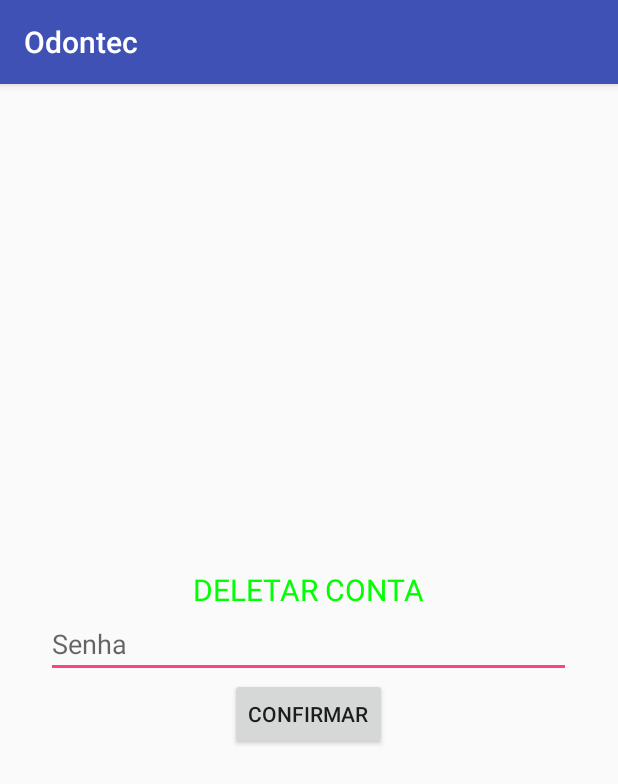
After one commit to AntonioRoberio/OdontecApp, an Android app: the DeletarConta screen opened directly, with no data from a screen before it, on a phone screen of 412 x 824 dp. The commit adds this screen. Shown: the top 784 px of the screen. Run offline under Robolectric (Android 15) with nearby library versions, the phone set to English and light mode, and no system bars; our stand-ins replace Firebase (no records; nobody signed in at launch, a user with empty details on screens opened directly).

Commit message:
Criada uma activity única para exclusão da conta do usuário. onde só será possível caso seja fornecida a senha cadastrada no sistema e por fim aparecerá uma caixa de alerta com confirmação ou exclusão

```diff
--- a/app/src/main/java/com/des/odontec/equipe/odontec/View/AtualizarDados.java
+++ b/app/src/main/java/com/des/odontec/equipe/odontec/View/AtualizarDados.java
@@ -27,7 +27,6 @@ public class AtualizarDados extends AppCompatActivity implements Runnable{
         cidade=(EditText) findViewById(R.id.pegarCidade);
         atualizar=(Button) findViewById(R.id.enviarAtualizacao);
         UsuarioController usuarioController=new UsuarioController();
-        usuarioController.pegarDados(AtualizarDados.this);
         s=usuarioController.renoDados(AtualizarDados.this);
         nome.setText(s[0].toString());
         estado.setText(s[1].toString());
--- /dev/null
+++ b/app/src/main/java/com/des/odontec/equipe/odontec/View/DeletarConta.java
@@ -0,0 +1,77 @@
+package com.des.odontec.equipe.odontec.View;
+
+import android.content.DialogInterface;
+import android.content.Intent;
+import android.support.annotation.NonNull;
+import android.support.v7.app.AlertDialog;
+import android.support.v7.app.AppCompatActivity;
+import android.os.Bundle;
+import android.view.View;
+import android.widget.Button;
+import android.widget.EditText;
+import android.widget.Toast;
+
+import com.des.odontec.equipe.odontec.Controller.UsuarioController;
+import com.des.odontec.equipe.odontec.Dao.ConfiguracaoFirebase;
+import com.des.odontec.equipe.odontec.R;
+import com.google.android.gms.tasks.OnCompleteListener;
+import com.google.android.gms.tasks.Task;
+import com.google.firebase.auth.AuthCredential;
+import com.google.firebase.auth.EmailAuthProvider;
+import com.google.firebase.auth.FirebaseAuth;
+import com.google.firebase.auth.FirebaseUser;
+
+public class DeletarConta extends AppCompatActivity {
+    private Button apagarConta;
+    private EditText senha;
+    private FirebaseAuth auth;
+    @Override
+    protected void onCreate(Bundle savedInstanceState) {
+        super.onCreate(savedInstanceState);
+        setContentView(R.layout.activity_deletar_conta);
+        senha=(EditText) findViewById(R.id.deletarConta);
+        apagarConta=(Button) findViewById(R.id.confirmeExclusao);
+
+        apagarConta.setOnClickListener(new View.OnClickListener() {
+            @Override
+            public void onClick(View v) {
+                AlertDialog.Builder alertaConfirmacao= new AlertDialog.Builder(DeletarConta.this);
+                alertaConfirmacao.setTitle("Apagar Conta?").setMessage("Confirmação de exclusão de conta")
+                        .setCancelable(false).setNegativeButton("Cancelar", new DialogInterface.OnClickListener() {
+                    @Override
+                    public void onClick(DialogInterface dialog, int which) {
+                        Toast.makeText(DeletarConta.this,"Cancelado",Toast.LENGTH_SHORT).show();
+                    }
+                }).setPositiveButton("Confirmar", new DialogInterface.OnClickListener() {
+                    @Override
+                    public void onClick(DialogInterface dialog, int which) {
+                        apagar();
+                    }
+                });
+                alertaConfirmacao.create();
+                alertaConfirmacao.show();
+            }
+        });
+    }
+
+    public void apagar(){
+        auth= ConfiguracaoFirebase.autenticarDados();
+       FirebaseUser user=auth.getCurrentUser();
+        AuthCredential authCredential= EmailAuthProvider.getCredential(user.getEmail().toString(),senha.getText().toString());
+        user.reauthenticate(authCredential).addOnCompleteListener(new OnCompleteListener<Void>() {
+            @Override
+            public void onComplete(@NonNull Task<Void> task) {
+                if(task.isSuccessful()){
+                    UsuarioController usuarioController=new UsuarioController();
+                    usuarioController.apagarConta();
+                    usuarioController.fazerLgoutSistema();
+                    Intent intent=new Intent(DeletarConta.this,MainActivity_Login.class);
+                    startActivity(intent);
+                    finish();
+                }else{
+                    Toast.makeText(DeletarConta.this,"Erro na exclusão da conta",Toast.LENGTH_LONG).show();
+                }
+            }
+        });
+    }
+}
--- /dev/null
+++ b/app/src/main/res/layout/activity_deletar_conta.xml
@@ -0,0 +1,27 @@
+<?xml version="1.0" encoding="utf-8"?>
+<LinearLayout xmlns:android="http://schemas.android.com/apk/res/android"
+    xmlns:app="http://schemas.android.com/apk/res-auto"
+    xmlns:tools="http://schemas.android.com/tools"
+    android:layout_width="match_parent"
+    android:layout_height="match_parent"
+    tools:context="com.des.odontec.equipe.odontec.View.DeletarConta"
+    android:orientation="vertical"
+    android:gravity="center">
+    <TextView
+        android:layout_width="wrap_content"
+        android:layout_height="wrap_content"
+        android:text="DELETAR CONTA"
+        android:textSize="20dp"
+        android:textColor="@color/limao"/>
+    <EditText
+        android:layout_width="350dp"
+        android:layout_height="wrap_content"
+        android:id="@+id/deletarConta"
+        android:hint="Senha"/>
+    <Button
+        android:layout_width="wrap_content"
+        android:layout_height="wrap_content"
+        android:text="Confirmar"
+        android:id="@+id/confirmeExclusao"/>
+
+</LinearLayout>
--- a/app/src/main/res/values/colors.xml
+++ b/app/src/main/res/values/colors.xml
@@ -3,4 +3,5 @@
     <color name="colorPrimary">#3F51B5</color>
     <color name="colorPrimaryDark">#303F9F</color>
     <color name="colorAccent">#FF4081</color>
+    <color name="limao">#00FF00</color>
 </resources>
```
Also changed, not shown: app/src/main/AndroidManifest.xml (+9 -3 lines), app/src/main/java/com/des/odontec/equipe/odontec/View/TelaPrincipal.java (+5 -5 lines).
